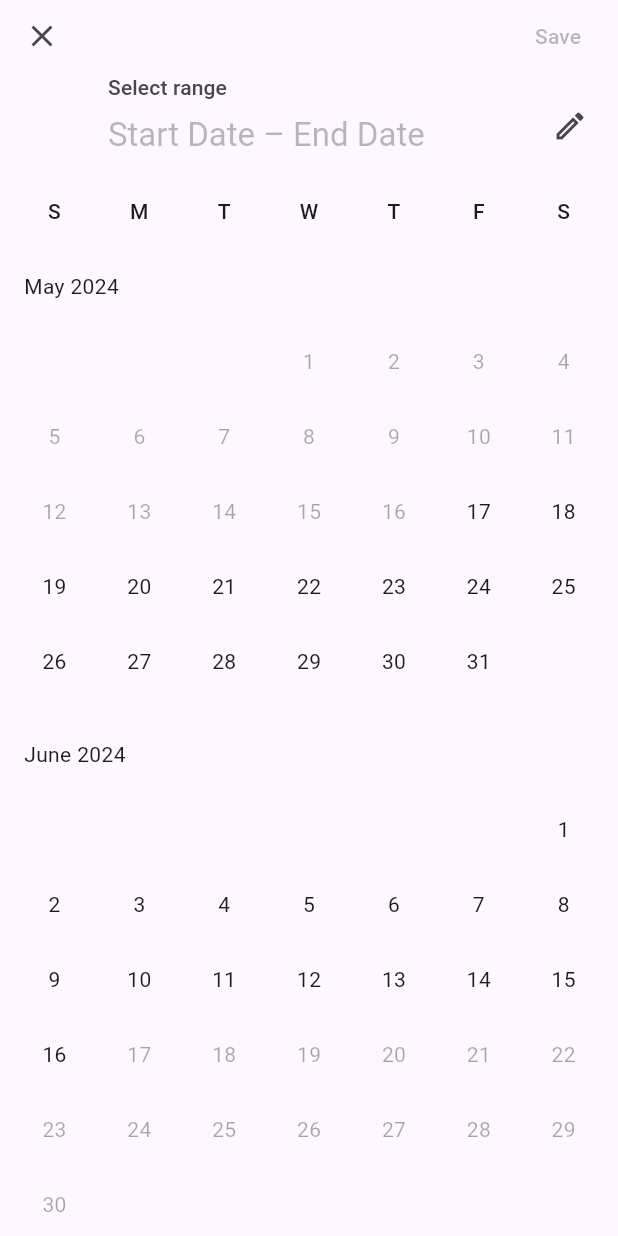
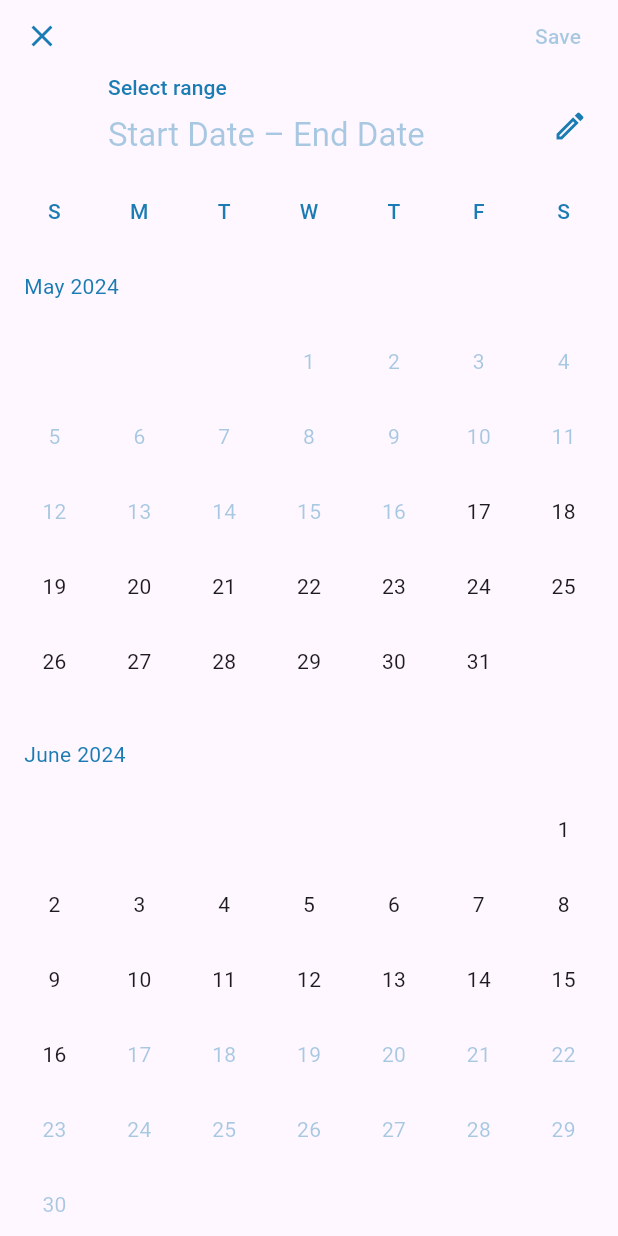
Before and after one commit to Thay-de-Oliveira/Projeto-Aplicado-v3, a Flutter app: the FiltroAtendimento widget shown alone on an empty page, opened directly with empty values, after a tap on "Selecione o período", on a phone screen of 412 x 824 dp. Run offline on Flutter 3.47's test engine with Material 3 defaults, Android fonts, the phone set to English and light mode, and no system bars; our stand-ins replace carousel_slider, dio, flutter_typeahead, get, google_maps_flutter, image_picker and 2 more; missing offline and left inert: flutter_pdfview, maps_launcher; accounts and stored records are empty; network calls fail.

Commit message:
Atualizando tela de período de filtro

```diff
--- a/lib/app/components/globais/filtro-atendimento.dart
+++ b/lib/app/components/globais/filtro-atendimento.dart
@@ -56,6 +56,24 @@ class FiltroAtendimento extends StatelessWidget {
                     context: context,
                     firstDate: DateTime.now().subtract(Duration(days: 30)),
                     lastDate: DateTime.now(),
+                    builder: (context, child) {
+                      return Theme(
+                        data: Theme.of(context).copyWith(
+                          colorScheme: ColorScheme.light(
+                            primary: Color(0xFF1B7CB3), // cor principal
+                            onPrimary: Colors.white, // cor do texto do botão selecionado
+                            onSurface: Color(0xFF1B7CB3), // cor do texto dos dias
+                            surface: Colors.blue.shade50, // cor da barra de dias selecionados
+                          ),
+                          textButtonTheme: TextButtonThemeData(
+                            style: TextButton.styleFrom(
+                              foregroundColor: Color(0xFF1B7CB3), // cor do texto dos botões
+                            ),
+                          ),
+                        ),
+                        child: child!,
+                      );
+                    },
                   );
                 },
                 child: AbsorbPointer(
```
Also changed, not shown: lib/main.dart (+20 -0 lines).
